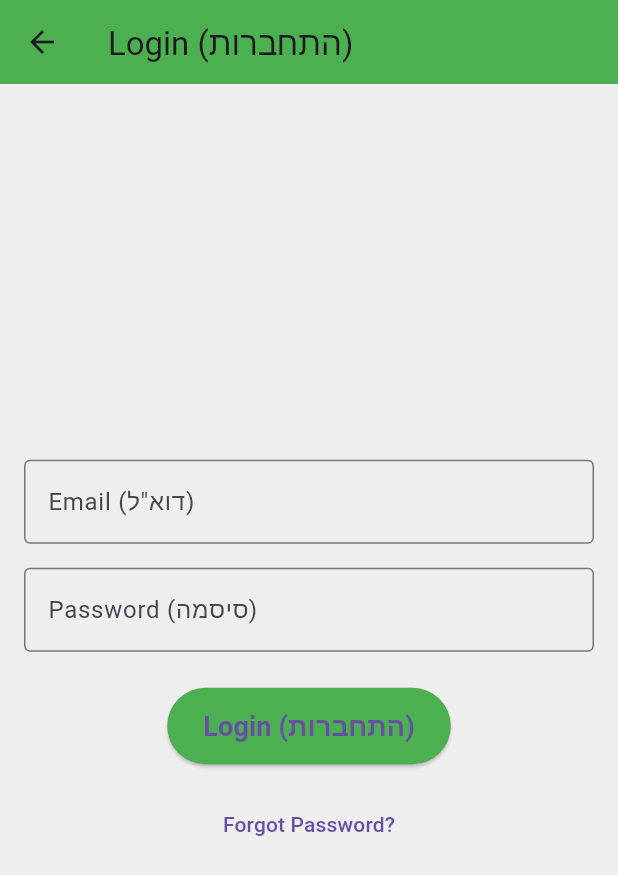
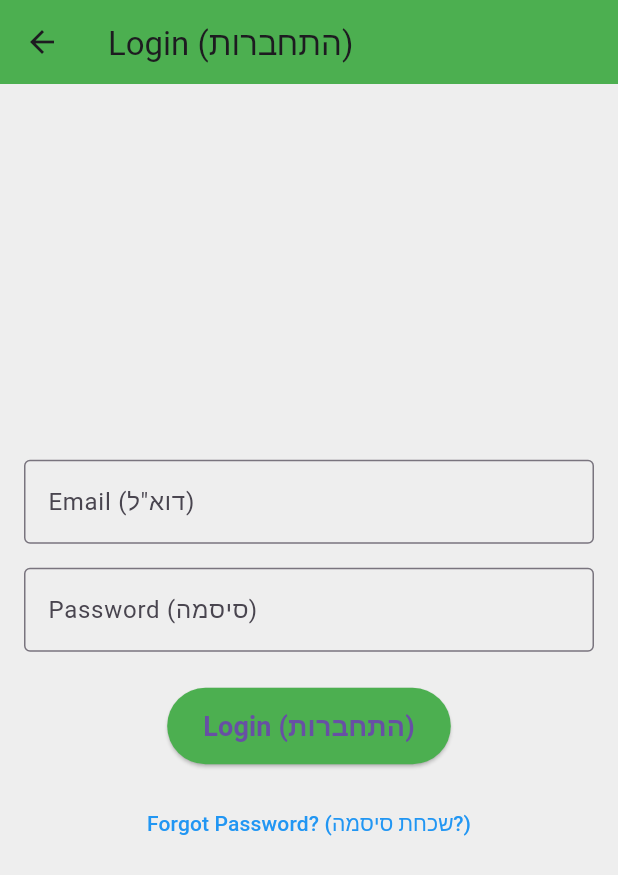
Before and after one commit to shifaaKh28/BodyAndMind, a Flutter app: the LoginScreen screen opened by its route, on a phone screen of 412 x 824 dp. Shown: the top 875 px of the screen. Run offline on Flutter 3.47's test engine with Material 3 defaults, Android fonts, the phone set to English and light mode, and no system bars; our stand-ins replace cloud_firestore, firebase_auth, firebase_core, google_sign_in; accounts and stored records are empty.

Commit message:
Update login_screen.dart

```diff
--- a/lib/screens/login_screen.dart
+++ b/lib/screens/login_screen.dart
@@ -1,6 +1,6 @@
 import 'package:flutter/material.dart';
 import 'package:firebase_auth/firebase_auth.dart';
-import 'main_screen.dart';
+import 'trainee_dashboard.dart'; // Import TraineeDashboard screen
 
 class LoginScreen extends StatefulWidget {
   @override
@@ -12,30 +12,31 @@ class _LoginScreenState extends State<LoginScreen> {
   final _passwordController = TextEditingController();
   bool _isLoading = false;
 
+  // Function to log in the user
   Future<void> _loginUser() async {
     setState(() {
       _isLoading = true;
     });
 
     try {
-      // Log in using Firebase Authentication
+      // Firebase authentication
       await FirebaseAuth.instance.signInWithEmailAndPassword(
         email: _emailController.text.trim(),
         password: _passwordController.text.trim(),
       );
 
-      // Show success message
+      // Notify user of successful login
       ScaffoldMessenger.of(context).showSnackBar(
         SnackBar(content: Text('Login Successful!')),
       );
 
-      // Navigate to the Main Screen
+      // Navigate to the Trainee Dashboard
       Navigator.pushReplacement(
         context,
-        MaterialPageRoute(builder: (context) => MainScreen()),
+        MaterialPageRoute(builder: (context) => TraineeDashboard()),
       );
     } on FirebaseAuthException catch (e) {
-      // Show error message
+      // Handle login error
       ScaffoldMessenger.of(context).showSnackBar(
         SnackBar(content: Text('Error: ${e.message}')),
       );
@@ -46,6 +47,7 @@ class _LoginScreenState extends State<LoginScreen> {
     }
   }
 
+  // Function to reset password
   Future<void> _resetPassword() async {
     final email = _emailController.text.trim();
 
@@ -57,13 +59,14 @@ class _LoginScreenState extends State<LoginScreen> {
     }
 
     try {
-      // Send password reset email
+      // Firebase password reset
       await FirebaseAuth.instance.sendPasswordResetEmail(email: email);
 
       ScaffoldMessenger.of(context).showSnackBar(
         SnackBar(content: Text('Password reset email sent!')),
       );
     } catch (e) {
+      // Handle reset password error
       ScaffoldMessenger.of(context).showSnackBar(
         SnackBar(content: Text('Error: ${e.toString()}')),
       );
@@ -82,7 +85,7 @@ class _LoginScreenState extends State<LoginScreen> {
         child: Column(
           mainAxisAlignment: MainAxisAlignment.center,
           children: [
-            // Email Field
+            // Email input field
             TextField(
               controller: _emailController,
               keyboardType: TextInputType.emailAddress,
@@ -92,8 +95,7 @@ class _LoginScreenState extends State<LoginScreen> {
               ),
             ),
             SizedBox(height: 16),
-
-            // Password Field
+            // Password input field
             TextField(
               controller: _passwordController,
               obscureText: true,
@@ -103,8 +105,7 @@ class _LoginScreenState extends State<LoginScreen> {
               ),
             ),
             SizedBox(height: 24),
-
-            // Login Button
+            // Login button
             ElevatedButton(
               onPressed: _isLoading ? null : _loginUser,
               style: ElevatedButton.styleFrom(
@@ -119,11 +120,13 @@ class _LoginScreenState extends State<LoginScreen> {
               ),
             ),
             SizedBox(height: 16),
-
-            // Forgot Password Button
+            // Forgot password button
             TextButton(
               onPressed: _resetPassword,
-              child: Text('Forgot Password?'),
+              child: Text(
+                'Forgot Password? (שכחת סיסמה?)',
+                style: TextStyle(color: Colors.blue),
+              ),
             ),
           ],
         ),
```
